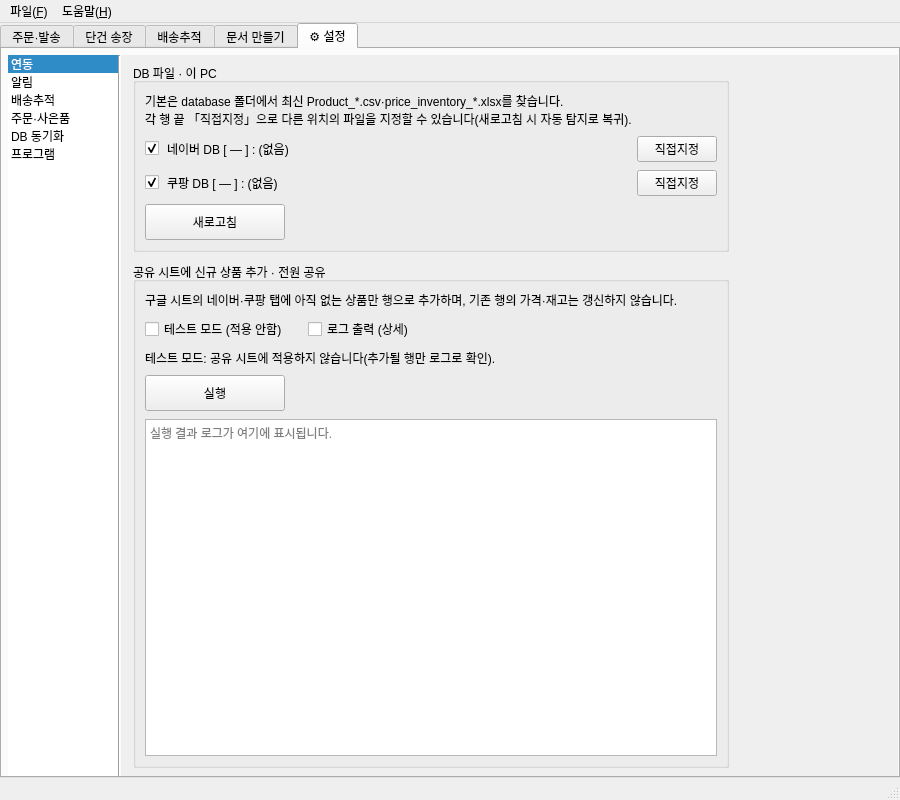
Peanut0711/easy-fulfill, file ui/main_window.ui: the form before one commit.
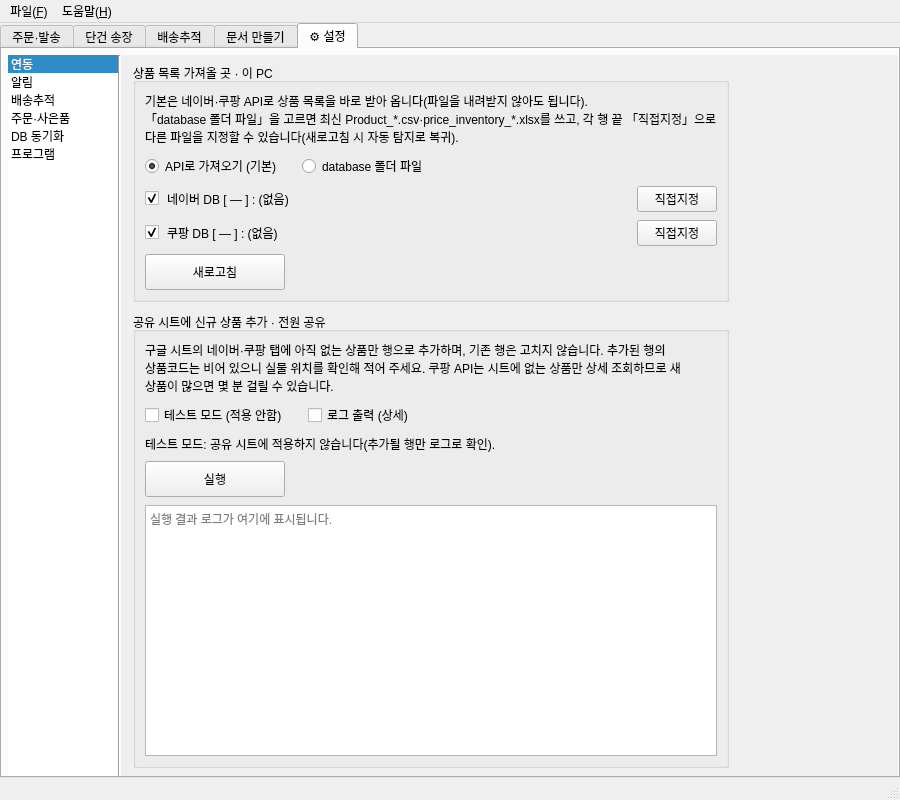
The form after the commit. The open tabs and pages were chosen to show the change.

Commit message: feat(db): 상품 DB 동기화를 네이버·쿠팡 API로 바로 가져오기

Patch:
```diff
--- a/ui/main_window.ui
+++ b/ui/main_window.ui
@@ -1727,20 +1727,54 @@
              <item>
               <widget class="QGroupBox" name="groupBox_db_sync_files">
                <property name="title">
-                <string>DB 파일 · 이 PC</string>
+                <string>상품 목록 가져올 곳 · 이 PC</string>
                </property>
                <layout class="QVBoxLayout" name="verticalLayout_db_sync_files">
                 <property name="spacing"><number>8</number></property>
                 <item>
                  <widget class="QLabel" name="label_db_sync_intro">
                   <property name="text">
-                   <string>기본은 database 폴더에서 최신 Product_*.csv·price_inventory_*.xlsx를 찾습니다.&#10;각 행 끝 「직접지정」으로 다른 위치의 파일을 지정할 수 있습니다(새로고침 시 자동 탐지로 복귀).</string>
+                   <string>기본은 네이버·쿠팡 API로 상품 목록을 바로 받아 옵니다(파일을 내려받지 않아도 됩니다).&#10;「database 폴더 파일」을 고르면 최신 Product_*.csv·price_inventory_*.xlsx를 쓰고, 각 행 끝 「직접지정」으로 다른 파일을 지정할 수 있습니다(새로고침 시 자동 탐지로 복귀).</string>
                   </property>
                   <property name="wordWrap">
                    <bool>true</bool>
                   </property>
                  </widget>
                 </item>
+                <item>
+                 <layout class="QHBoxLayout" name="horizontalLayout_db_source">
+                  <property name="spacing">
+                   <number>20</number>
+                  </property>
+                  <item>
+                   <widget class="QRadioButton" name="radioButton_db_sync_source_api">
+                    <property name="text">
+                     <string>API로 가져오기 (기본)</string>
+                    </property>
+                    <property name="checked">
+                     <bool>true</bool>
+                    </property>
+                   </widget>
+                  </item>
+                  <item>
+                   <widget class="QRadioButton" name="radioButton_db_sync_source_file">
+                    <property name="text">
+                     <string>database 폴더 파일</string>
+                    </property>
+                   </widget>
+                  </item>
+                  <item>
+                   <spacer name="horizontalSpacer_db_source">
+                    <property name="orientation">
+                     <enum>Qt::Orientation::Horizontal</enum>
+                    </property>
+                    <property name="sizeHint" stdset="0">
+                     <size><width>0</width><height>0</height></size>
+                    </property>
+                   </spacer>
+                  </item>
+                 </layout>
+                </item>
                 <item>
                  <layout class="QHBoxLayout" name="horizontalLayout_db_naver_row">
                   <property name="spacing">
@@ -1912,7 +1946,7 @@
                 <item>
                  <widget class="QLabel" name="label_db_sync_run_intro">
                   <property name="text">
-                   <string>구글 시트의 네이버·쿠팡 탭에 아직 없는 상품만 행으로 추가하며, 기존 행의 가격·재고는 갱신하지 않습니다.</string>
+                   <string>구글 시트의 네이버·쿠팡 탭에 아직 없는 상품만 행으로 추가하며, 기존 행은 고치지 않습니다. 추가된 행의 상품코드는 비어 있으니 실물 위치를 확인해 적어 주세요. 쿠팡 API는 시트에 없는 상품만 상세 조회하므로 새 상품이 많으면 몇 분 걸릴 수 있습니다.</string>
                   </property>
                   <property name="wordWrap">
                    <bool>true</bool>
```
The commit also changes 9 other files.
